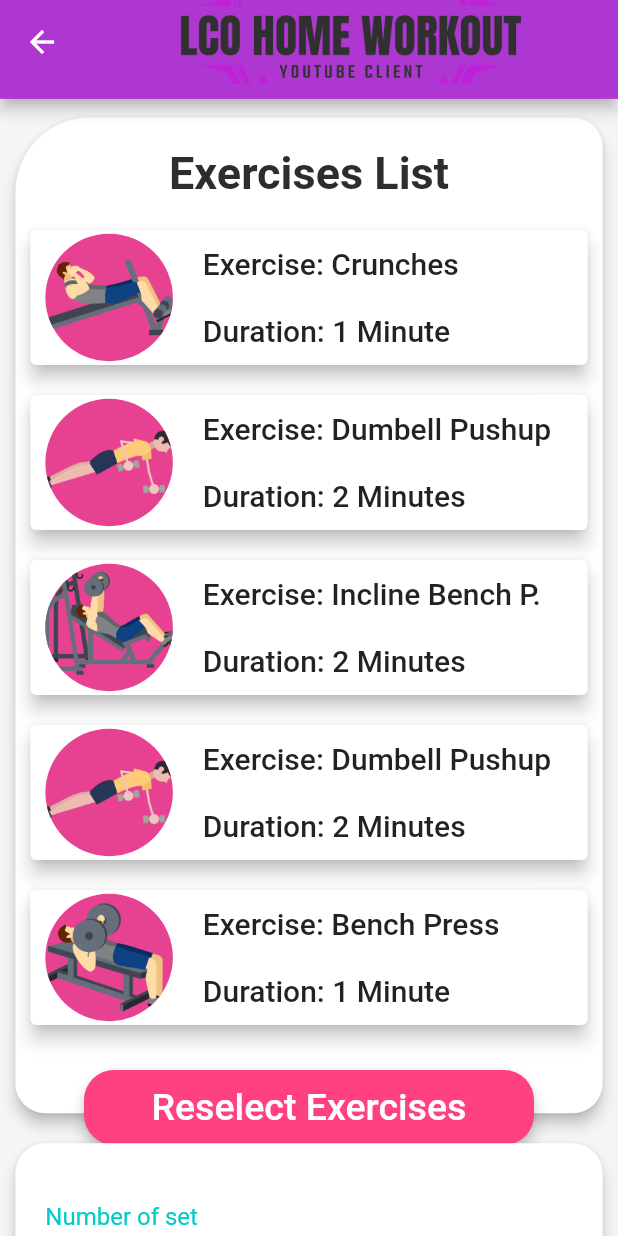
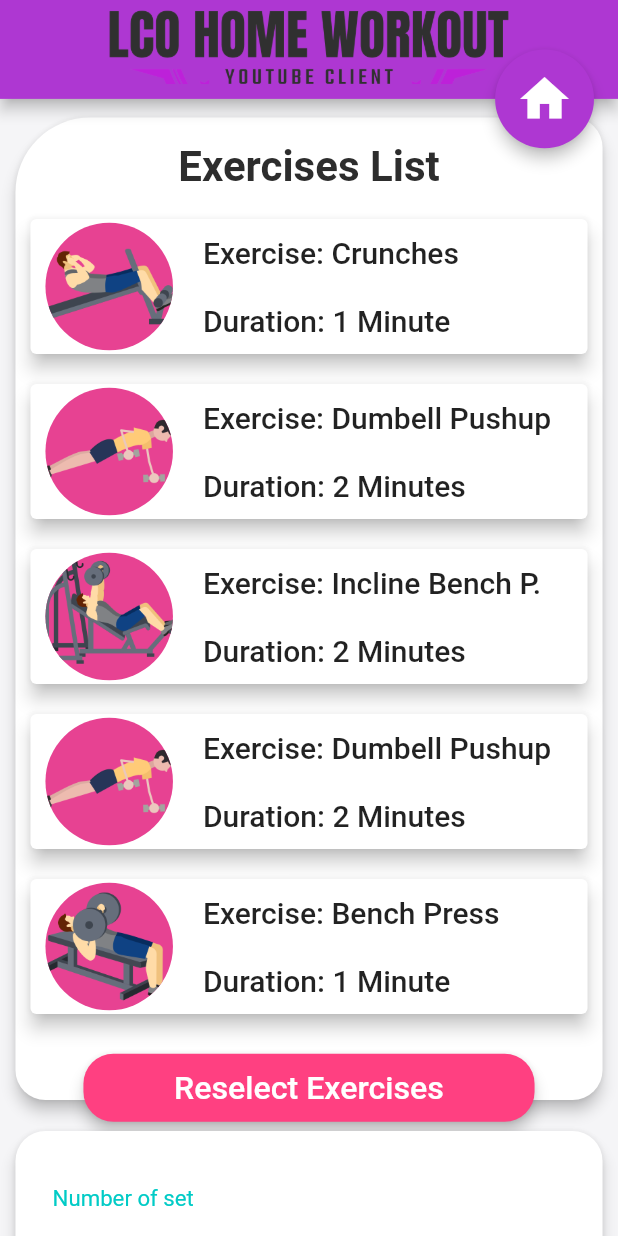
Before and after one commit to InfinityCandy/LCOHomeWorkout, a Flutter app: the RandomModeScreen screen opened by its route, on a phone screen of 412 x 824 dp. Run offline on Flutter 3.47's test engine with Material 2 defaults, Android fonts, the light colour scheme and no system bars.

Commit message:
Se agrega validación para el número de sets, así como el botón para regresar a la home screen

```diff
--- a/lco_home_workout/lib/screens/randomModeScreen.dart
+++ b/lco_home_workout/lib/screens/randomModeScreen.dart
@@ -9,7 +9,7 @@
 }
 
 class _RandomModeScreenState extends State<RandomModeScreen> {
-  FocusNode myFocusNode = new FocusNode();
+  final GlobalKey<FormState> _formKey = GlobalKey<FormState>();
   var selectedExercisesList = <Widget>[];
   final exercisesList = const [
     {
@@ -127,6 +127,15 @@
     super.initState();
   }
 
+  void _validateSetsNumber() {
+    if (_formKey.currentState.validate()) {
+      print("Hola");
+    }
+    else {
+      print("No hola");
+    }
+  }
+
   @override
   Widget build(BuildContext context) {
     final screenHeight = MediaQuery.of(context).size.height;
@@ -136,6 +145,7 @@
         appBar: PreferredSize(
           preferredSize: Size.fromHeight(screenHeight * 0.080),
           child: AppBar(
+            automaticallyImplyLeading: false,
             title: Image.asset("assets/images/LCO_workout_logo.png",
                 fit: BoxFit.contain),
             backgroundColor: Color(0xFFae37d2),
@@ -154,11 +164,14 @@
                       top: screenHeight * 0.015,
                       right: screenWidth * 0.02,
                       left: screenWidth * 0.02),
-                  height: screenHeight * 0.83,
+                  height: screenHeight * 0.82,
                   width: screenWidth,
                   child: Card(
                     elevation: 4,
-                    margin: EdgeInsets.only(right: 2, left: 2, bottom: 20),
+                    margin: EdgeInsets.only(
+                      right: screenWidth * 0.005,
+                      left: screenWidth * 0.005,
+                      bottom: screenHeight * 0.025),
                     shape: RoundedRectangleBorder(
                         borderRadius: BorderRadius.only(
                             topLeft: Radius.circular(50),
@@ -168,19 +181,23 @@
                     child: Column(
                       children: <Widget>[
                         Container(
-                            margin: EdgeInsets.only(top: 20, bottom: 10),
+                            margin: EdgeInsets.only(
+                              top: screenHeight * 0.02,
+                              bottom: screenHeight * 0.010),
                             child: Text(
                               "Exercises List",
                               style: TextStyle(
                                   color: Color(0xFF2d2d2d),
-                                  fontSize: 30,
+                                  fontSize: screenHeight * 0.034,
                                   fontWeight: FontWeight.w700),
                             )),
                         ...selectedExercisesList,
                         Container(
-                            height: 50,
-                            width: 300,
-                            margin: EdgeInsets.only(top: 20),
+                            height: screenHeight * 0.055,
+                            width: screenWidth * 0.73,
+                            margin: EdgeInsets.only(
+                              top: screenHeight * 0.02
+                            ),
                             child: RaisedButton(
                               elevation: 4,
                               color: Colors.pinkAccent,
@@ -189,7 +206,7 @@
                               onPressed: () {},
                               child: Text("Reselect Exercises",
                                   style: TextStyle(
-                                      color: Colors.white, fontSize: 25)),
+                                      color: Colors.white, fontSize: screenHeight * 0.026)),
                             )),
                       ],
                     ),
@@ -199,12 +216,15 @@
                   margin: EdgeInsets.only(
                       right: screenWidth * 0.02,
                       left: screenWidth * 0.02,
-                      bottom: 10),
-                  height: screenHeight * 0.22,
+                      bottom: screenHeight * 0.01),
+                  height: screenHeight * 0.23,
                   width: screenWidth,
                   child: Card(
                     elevation: 4,
-                    margin: EdgeInsets.only(right: 2, left: 2, bottom: 20),
+                    margin: EdgeInsets.only(
+                      right: screenWidth * 0.005,
+                      left: screenWidth * 0.005,
+                      bottom: screenHeight * 0.020),
                     shape: RoundedRectangleBorder(
                         borderRadius: BorderRadius.only(
                             topLeft: Radius.circular(20),
@@ -213,51 +233,76 @@
                             bottomLeft: Radius.circular(20))),
                     child: Center(
                         child: Form(
-                            child: Column(
+                          key: _formKey,
+                          child: Column(
                       children: <Widget>[
                         Container(
-                            margin: EdgeInsets.only(top: 20, right: 20, left: 20),
+                            margin:
+                                EdgeInsets.only(
+                                  top: screenHeight * 0.02,
+                                  right: screenWidth * 0.06,
+                                  left: screenWidth * 0.06),
                             child: TextFormField(
-                              focusNode: myFocusNode,
+                              keyboardType: TextInputType.number,
+                              validator: (String setsNumeber) {
+                                if(setsNumeber == "") {
+                                  return "Enter the number of sets you wish to do";
+                                }
+                                else {
+                                  return null;
+                                }
+                              },
                               decoration: InputDecoration(
                                 labelText: "Number of set",
-                                labelStyle: TextStyle(color: Color(0xFF01CBC6)),
+                                labelStyle: TextStyle(color: Color(0xFF01CBC6), fontSize: screenHeight * 0.018),
                                 focusedBorder: UnderlineInputBorder(
-                                    borderSide:
-                                        BorderSide(
-                                          color: Color(0xFF01CBC6),
-                                          width: 2
-                                        )),
+                                    borderSide: BorderSide(
+                                        color: Color(0xFF01CBC6), width: 2)),
                                 enabledBorder: UnderlineInputBorder(
-                                    borderSide:
-                                        BorderSide(
-                                          color: Color(0xFF01CBC6),
-                                          width: 2
-                                        )),
+                                    borderSide: BorderSide(
+                                        color: Color(0xFF01CBC6), width: 2)),
+                                errorBorder: UnderlineInputBorder (
+                                  borderSide: BorderSide(color: Colors.red, width: 2)
+                                )
                               ),
                             )),
                         Container(
-                          height: 50,
-                          width: 300,
-                          margin: EdgeInsets.only(top: 20),
+                          height: screenHeight * 0.055,
+                          width: screenWidth * 0.73,
+                          margin: EdgeInsets.only(
+                            top: screenHeight * 0.022
+                          ),
                           child: RaisedButton(
                             elevation: 4,
                             color: Color(0xFF01CBC6),
                             shape: RoundedRectangleBorder(
                                 borderRadius: BorderRadius.circular(20)),
-                            onPressed: () {},
-                            child: Text("Start Exercise!!!!",
+                            onPressed: _validateSetsNumber,
+                            child: Text("Start Exercise",
                                 style: TextStyle(
-                                    color: Colors.white, fontSize: 25)),
+                                    color: Colors.white, fontSize: screenHeight * 0.027)),
                           ),
                         ),
                       ],
                     ))),
                   ),
-                ),
+                )
               ],
             ))
           ],
-        ));
+        ),
+        floatingActionButton: Container(
+          height: screenHeight * 0.08,
+          width: screenHeight * 0.08,
+          child: FloatingActionButton(
+          onPressed: (){
+            Navigator.pop(context);
+          },
+          elevation: 4,
+          child: Icon(Icons.home, size: screenHeight * 0.047,),
+          backgroundColor: Color(0xFFae37d2),
+        ),
+      ),
+      floatingActionButtonLocation: FloatingActionButtonLocation.endTop,);
   }
 }
--- a/lco_home_workout/pubspec.yaml
+++ b/lco_home_workout/pubspec.yaml
@@ -53,6 +53,7 @@
     - assets/images/InclineBenchPress.png
     - assets/images/OneLegBalance.png
     - assets/images/SittedRows.png
+    - assets/images/Home_Icon.png
 
   # An image asset can refer to one or more resolution-specific "variants", see
   # https://flutter.dev/assets-and-images/#resolution-aware.
```
Also changed, not shown: lco_home_workout/assets/images/Home_Icon.png (added).
